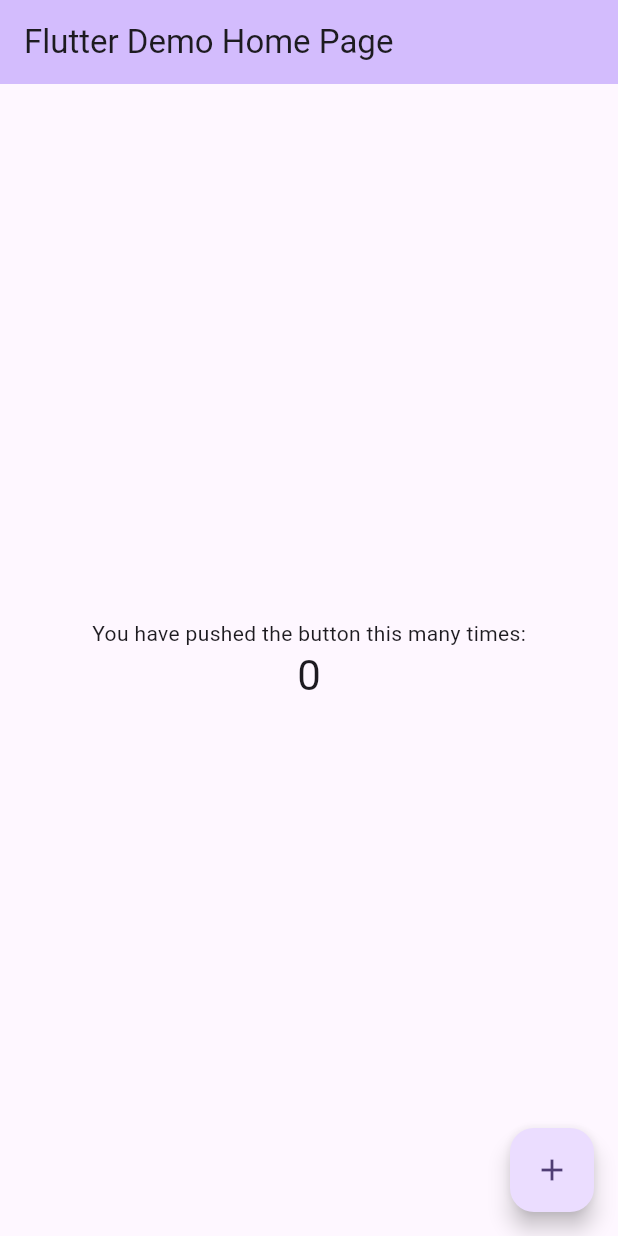
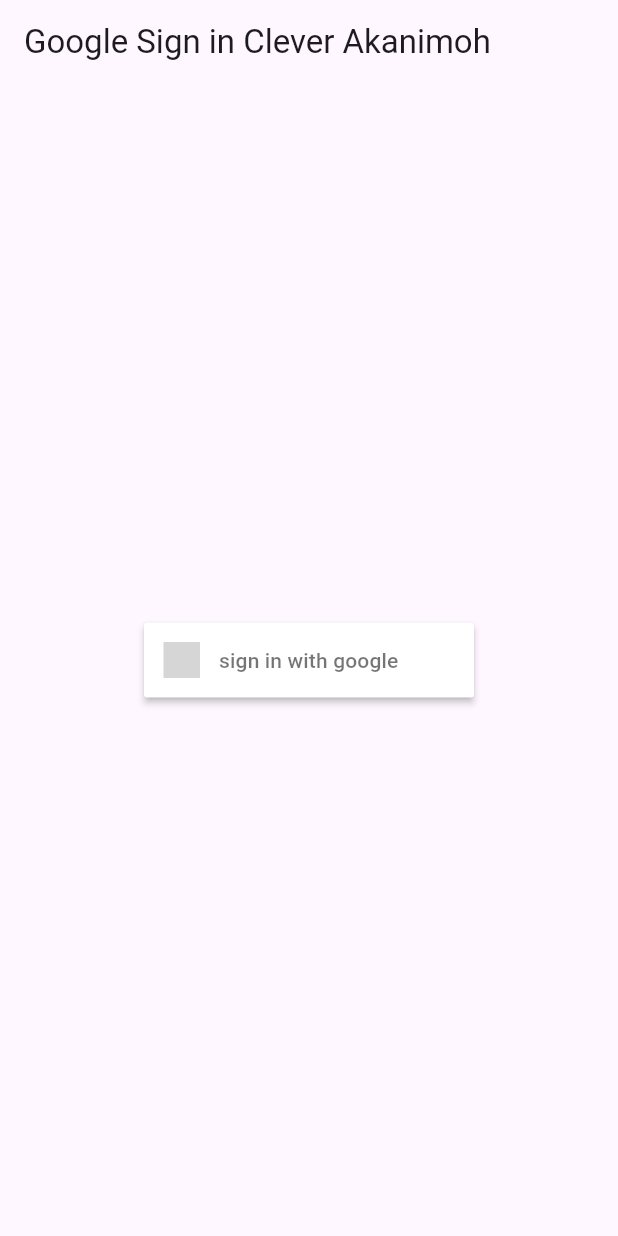
Before and after one commit to cleverAkanimoh/flutter_social_login, a Flutter app: the screen it shows after launch, on a phone screen of 412 x 824 dp. Run offline on Flutter 3.47's test engine with Material 3 defaults, Android fonts, the phone set to English and light mode, and no system bars; drawn by our look-alikes of sign_in_button; our stand-ins replace firebase_auth, firebase_core; accounts and stored records are empty; grey boxes are pictures that could not be loaded.

Commit message:
changed 4 files

```diff
--- a/lib/main.dart
+++ b/lib/main.dart
@@ -1,6 +1,15 @@
 import 'package:flutter/material.dart';
 
-void main() {
+import 'package:flutter_social_login/pages/home_page.dart';
+
+import 'package:firebase_core/firebase_core.dart';
+import 'firebase_options.dart';
+
+void main() async {
+  WidgetsFlutterBinding.ensureInitialized();
+  await Firebase.initializeApp(
+    options: DefaultFirebaseOptions.currentPlatform,
+  );
   runApp(const MyApp());
 }
 
@@ -11,115 +20,12 @@ class MyApp extends StatelessWidget {
   @override
   Widget build(BuildContext context) {
     return MaterialApp(
-      title: 'Flutter Demo',
+      title: 'Flutter Social Login and Paystack Payment',
       theme: ThemeData(
-        // This is the theme of your application.
-        //
-        // TRY THIS: Try running your application with "flutter run". You'll see
-        // the application has a purple toolbar. Then, without quitting the app,
-        // try changing the seedColor in the colorScheme below to Colors.green
-        // and then invoke "hot reload" (save your changes or press the "hot
-        // reload" button in a Flutter-supported IDE, or press "r" if you used
-        // the command line to start the app).
-        //
-        // Notice that the counter didn't reset back to zero; the application
-        // state is not lost during the reload. To reset the state, use hot
-        // restart instead.
-        //
-        // This works for code too, not just values: Most code changes can be
-        // tested with just a hot reload.
         colorScheme: ColorScheme.fromSeed(seedColor: Colors.deepPurple),
         useMaterial3: true,
       ),
-      home: const MyHomePage(title: 'Flutter Demo Home Page'),
+      home: HomePage(),
     );
   }
 }
-
-class MyHomePage extends StatefulWidget {
-  const MyHomePage({super.key, required this.title});
-
-  // This widget is the home page of your application. It is stateful, meaning
-  // that it has a State object (defined below) that contains fields that affect
-  // how it looks.
-
-  // This class is the configuration for the state. It holds the values (in this
-  // case the title) provided by the parent (in this case the App widget) and
-  // used by the build method of the State. Fields in a Widget subclass are
-  // always marked "final".
-
-  final String title;
-
-  @override
-  State<MyHomePage> createState() => _MyHomePageState();
-}
-
-class _MyHomePageState extends State<MyHomePage> {
-  int _counter = 0;
-
-  void _incrementCounter() {
-    setState(() {
-      // This call to setState tells the Flutter framework that something has
-      // changed in this State, which causes it to rerun the build method below
-      // so that the display can reflect the updated values. If we changed
-      // _counter without calling setState(), then the build method would not be
-      // called again, and so nothing would appear to happen.
-      _counter++;
-    });
-  }
-
-  @override
-  Widget build(BuildContext context) {
-    // This method is rerun every time setState is called, for instance as done
-    // by the _incrementCounter method above.
-    //
-    // The Flutter framework has been optimized to make rerunning build methods
-    // fast, so that you can just rebuild anything that needs updating rather
-    // than having to individually change instances of widgets.
-    return Scaffold(
-      appBar: AppBar(
-        // TRY THIS: Try changing the color here to a specific color (to
-        // Colors.amber, perhaps?) and trigger a hot reload to see the AppBar
-        // change color while the other colors stay the same.
-        backgroundColor: Theme.of(context).colorScheme.inversePrimary,
-        // Here we take the value from the MyHomePage object that was created by
-        // the App.build method, and use it to set our appbar title.
-        title: Text(widget.title),
-      ),
-      body: Center(
-        // Center is a layout widget. It takes a single child and positions it
-        // in the middle of the parent.
-        child: Column(
-          // Column is also a layout widget. It takes a list of children and
-          // arranges them vertically. By default, it sizes itself to fit its
-          // children horizontally, and tries to be as tall as its parent.
-          //
-          // Column has various properties to control how it sizes itself and
-          // how it positions its children. Here we use mainAxisAlignment to
-          // center the children vertically; the main axis here is the vertical
-          // axis because Columns are vertical (the cross axis would be
-          // horizontal).
-          //
-          // TRY THIS: Invoke "debug painting" (choose the "Toggle Debug Paint"
-          // action in the IDE, or press "p" in the console), to see the
-          // wireframe for each widget.
-          mainAxisAlignment: MainAxisAlignment.center,
-          children: <Widget>[
-            const Text(
-              'You have pushed the button this many times:',
-            ),
-            Text(
-              '$_counter',
-              style: Theme.of(context).textTheme.headlineMedium,
-            ),
-          ],
-        ),
-      ),
-      floatingActionButton: FloatingActionButton(
-        onPressed: _incrementCounter,
-        tooltip: 'Increment',
-        child: const Icon(Icons.add),
-      ), // This trailing comma makes auto-formatting nicer for build methods.
-    );
-  }
-}
--- /dev/null
+++ b/lib/pages/home_page.dart
@@ -0,0 +1,57 @@
+import 'package:firebase_auth/firebase_auth.dart';
+import 'package:flutter/material.dart';
+import 'package:sign_in_button/sign_in_button.dart';
+
+class HomePage extends StatefulWidget {
+  const HomePage({super.key});
+
+  @override
+  State<HomePage> createState() => _HomePageState();
+}
+
+class _HomePageState extends State<HomePage> {
+  final FirebaseAuth _auth = FirebaseAuth.instance;
+
+  User? _user;
+
+  @override
+  void initState() {
+    super.initState();
+    _auth.authStateChanges().listen((event) {
+      _user = event;
+    });
+  }
+
+  @override
+  Widget build(BuildContext context) {
+    return Scaffold(
+      appBar: AppBar(
+        title: const Text("Google Sign in Clever Akanimoh"),
+      ),
+      body: _user != null ? _userInfo() : _googleSignInButton(),
+    );
+  }
+
+  Widget _googleSignInButton() {
+    return Center(
+      child: SizedBox(
+        height: 50,
+        child: SignInButton(Buttons.google,
+            text: "sign in with google", onPressed: _handleGoogleSignin),
+      ),
+    );
+  }
+
+  Widget _userInfo() {
+    return SizedBox();
+  }
+
+  void _handleGoogleSignin() {
+    try {
+      GoogleAuthProvider _googleAuthProvider = GoogleAuthProvider();
+      _auth.signInWithProvider(_googleAuthProvider);
+    } catch (err) {
+      print(err);
+    }
+  }
+}
```
Also changed, not shown: lib/firebase_options.dart, 1 other file.
